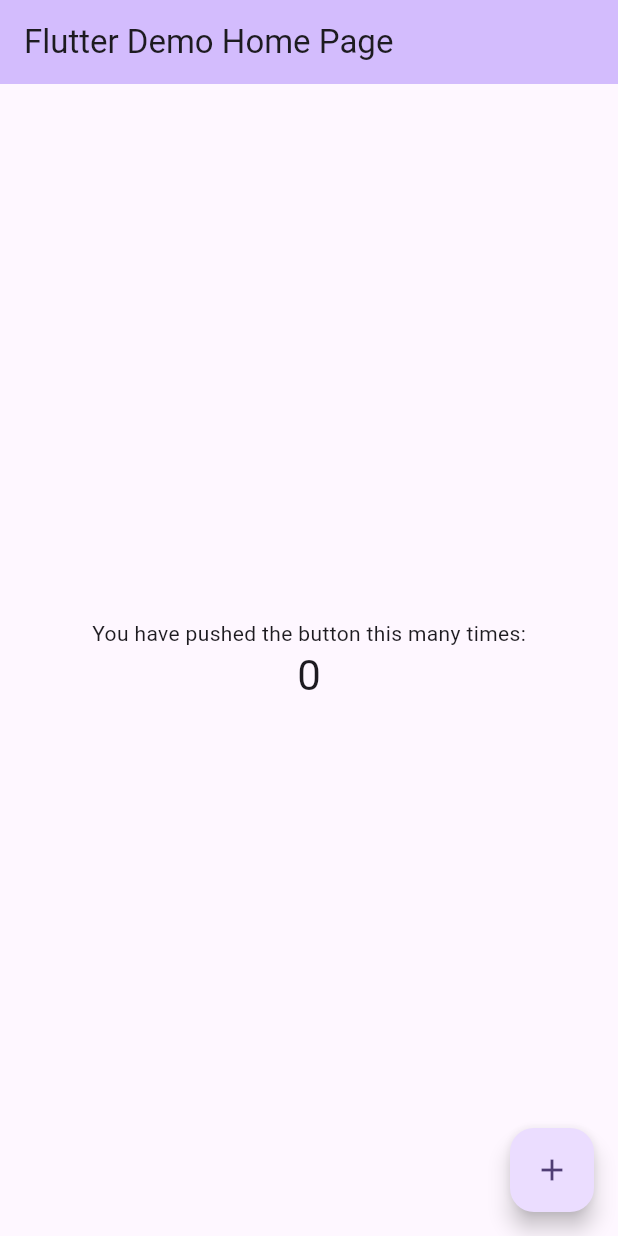
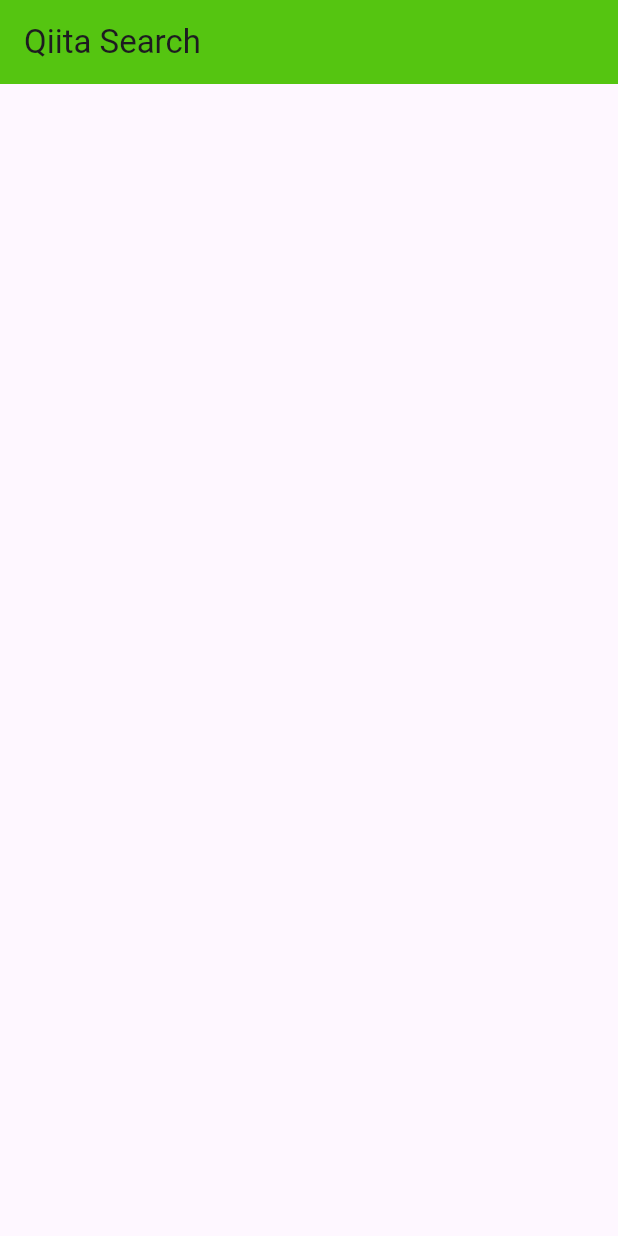
Before and after one commit to hirodesu85/flutter-practice, a Flutter app: the screen it shows after launch, on a phone screen of 412 x 824 dp. Run offline on Flutter 3.47's test engine with Material 3 defaults, Android fonts, the phone set to English and light mode, and no system bars.

Commit message:
add:簡単なトップページを作成

```diff
--- a/lib/main.dart
+++ b/lib/main.dart
@@ -1,69 +1,28 @@
 import 'package:flutter/material.dart';
+import 'screens/search_screen.dart';
 
 void main() {
-  runApp(const MyApp());
+  runApp(const MainApp());
 }
 
-class MyApp extends StatelessWidget {
-  const MyApp({super.key});
+class MainApp extends StatelessWidget {
+  const MainApp({super.key});
 
   @override
   Widget build(BuildContext context) {
     return MaterialApp(
-      title: 'Flutter Demo',
+      title: 'Qiita Search',
       theme: ThemeData(
-        colorScheme: ColorScheme.fromSeed(seedColor: Colors.deepPurple),
-        useMaterial3: true,
+        primarySwatch: Colors.green,
+        fontFamily: 'Hiragino Sans',
+        appBarTheme: const AppBarTheme(
+          backgroundColor: Color(0xFF55C511),
+        ),
+        textTheme: Theme.of(context).textTheme.apply(
+              bodyColor: Colors.white,
+            ),
       ),
-      home: const MyHomePage(title: 'Flutter Demo Home Page'),
+      home: const SearchScreen(),
     );
   }
 }
-
-class MyHomePage extends StatefulWidget {
-  const MyHomePage({super.key, required this.title});
-
-  final String title;
-
-  @override
-  State<MyHomePage> createState() => _MyHomePageState();
-}
-
-class _MyHomePageState extends State<MyHomePage> {
-  int _counter = 0;
-
-  void _incrementCounter() {
-    setState(() {
-      _counter++;
-    });
-  }
-
-  @override
-  Widget build(BuildContext context) {
-    return Scaffold(
-      appBar: AppBar(
-        backgroundColor: Theme.of(context).colorScheme.inversePrimary,
-        title: Text(widget.title),
-      ),
-      body: Center(
-        child: Column(
-          mainAxisAlignment: MainAxisAlignment.center,
-          children: <Widget>[
-            const Text(
-              'You have pushed the button this many times:',
-            ),
-            Text(
-              '$_counter',
-              style: Theme.of(context).textTheme.headlineMedium,
-            ),
-          ],
-        ),
-      ),
-      floatingActionButton: FloatingActionButton(
-        onPressed: _incrementCounter,
-        tooltip: 'Increment',
-        child: const Icon(Icons.add),
-      ),
-    );
-  }
-}
--- /dev/null
+++ b/lib/screens/search_screen.dart
@@ -0,0 +1,20 @@
+import 'package:flutter/material.dart';
+
+class SearchScreen extends StatefulWidget {
+  const SearchScreen({super.key});
+
+  @override
+  State<SearchScreen> createState() => _SearchScreenState();
+}
+
+class _SearchScreenState extends State<SearchScreen> {
+  @override
+  Widget build(BuildContext context) {
+    return Scaffold(
+      appBar: AppBar(
+        title: const Text('Qiita Search'),
+      ),
+      body: Container(),
+    );
+  }
+}
```
